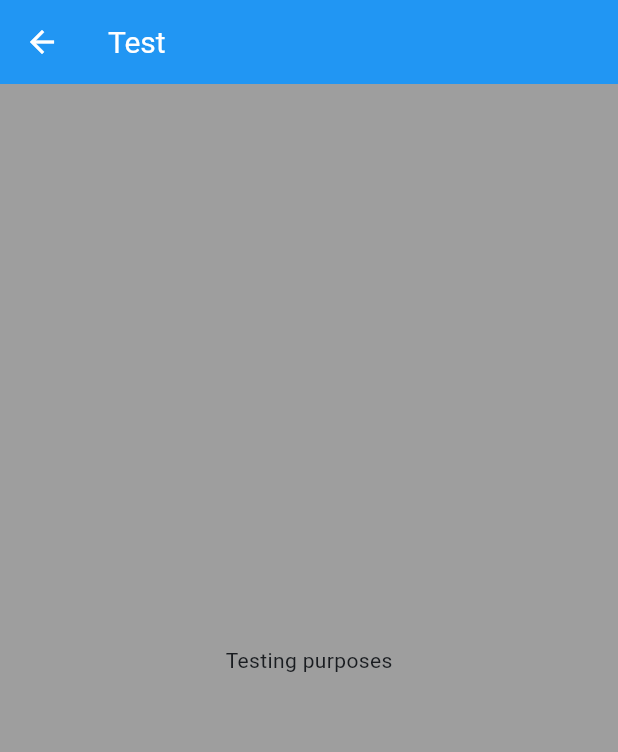
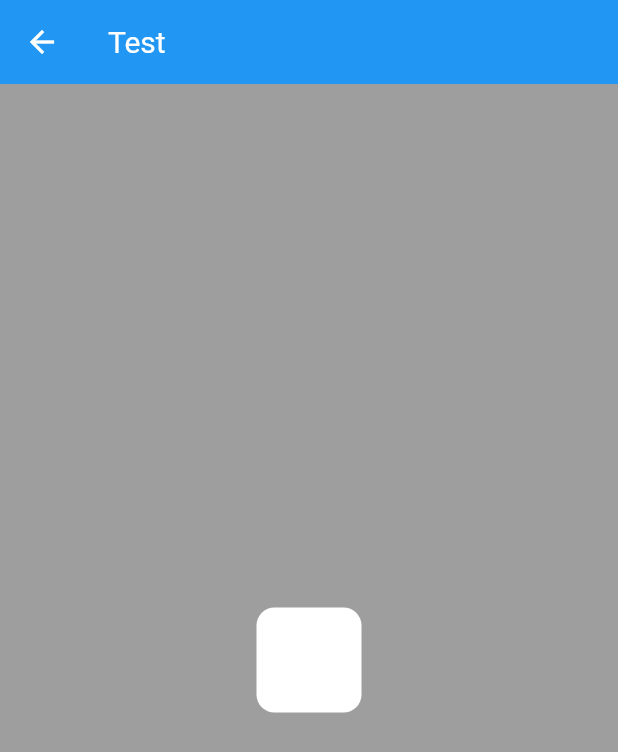
Before and after one commit to davidjeffrey058/flutter-todo, a Flutter app: the TestPage screen opened directly, on a phone screen of 412 x 824 dp. Shown: the top 752 px of the screen. Run offline on Flutter 3.47's test engine with Material 3 defaults, Android fonts, the phone set to English and light mode, and no system bars; our stand-ins replace flutter_bloc, hive, hive_flutter; accounts and stored records are empty.

```diff
--- a/lib/components/methods.dart
+++ b/lib/components/methods.dart
@@ -79,7 +79,7 @@ List<Map> categoryList(DrawerOptions options, Box taskBox){
   switch (options){
     case DrawerOptions.myDay:
       items = [];
-      for(int i = 0; i < taskBox.length; i++){
+      for(int i = taskBox.length - 1; i >= 0; i--){
         TaskModel value = taskBox.getAt(i);
         if(value.category == 'My day'){
           items.add({
@@ -95,7 +95,7 @@ List<Map> categoryList(DrawerOptions options, Box taskBox){
 
     case DrawerOptions.tasks:
       items = [];
-      for(int i = 0; i < taskBox.length; i++){
+      for(int i = taskBox.length - 1; i >= 0; i--){
         TaskModel value = taskBox.getAt(i);
         if(value.category == 'Tasks'){
           items.add({
@@ -111,7 +111,7 @@ List<Map> categoryList(DrawerOptions options, Box taskBox){
 
     case DrawerOptions.important:
       items = [];
-      for(int i = 0; i < taskBox.length; i++){
+      for(int i = taskBox.length - 1; i >= 0; i--){
         TaskModel value = taskBox.getAt(i);
         if(value.isImportant){
           items.add({
--- a/lib/components/task_container.dart
+++ b/lib/components/task_container.dart
@@ -70,9 +70,7 @@ class TaskContainer extends StatelessWidget {
                     : TextDecoration.none),
           ),
           leading: IconButton(
-            icon: item['isChecked']
-                ? const Icon(Icons.check_circle)
-                : const Icon(Icons.circle_outlined),
+            icon: item['isChecked'] ? const Icon(Icons.check_circle) : const Icon(Icons.circle_outlined),
             onPressed: checkedOnPressed,
           ),
           trailing: IconButton(
--- a/lib/screens/home.dart
+++ b/lib/screens/home.dart
@@ -26,6 +26,7 @@ late int importantListLength;
 late TextEditingController _controller;
 late FocusNode _focusNode;
 late TextEditingController _editingController;
+late ScrollController _scrollController;
 // late List<Map> taskList;
 // late List<Map> myDayList;
 // late List<Map> importantList;
@@ -45,6 +46,7 @@ class _HomeState extends State<Home> {
     _controller.addListener(() => setState(() {}));
     _focusNode = FocusNode();
     _editingController = TextEditingController();
+    _scrollController = ScrollController();
   }
 
   @override
@@ -53,6 +55,7 @@ class _HomeState extends State<Home> {
     _controller.dispose();
     _focusNode.dispose();
     _editingController.dispose();
+    _scrollController.dispose();
   }
 
   @override
@@ -117,6 +120,7 @@ class _HomeState extends State<Home> {
                           child: Padding(
                             padding: const EdgeInsets.symmetric(horizontal: 10.0),
                             child: ListView.builder(
+                              controller: _scrollController,
                               shrinkWrap: true,
                               itemCount: categoryList(value, state).length,
                               itemBuilder: (context, index) {
@@ -224,6 +228,7 @@ class _HomeState extends State<Home> {
 
                   //Add task section
                   AddTaskLayout(
+                    scrollController: _scrollController,
                     iconColor: getOptionProperties(value)['iconColor'],
                     category: getOptionProperties(value)['title'],
                     focusNode: _focusNode,
--- a/lib/screens/test_page.dart
+++ b/lib/screens/test_page.dart
@@ -6,18 +6,61 @@ class TestPage extends StatefulWidget {
   @override
   State<TestPage> createState() => _TestPageState();
 }
+late AnimationController controller;
+late Animation animation;
+late Animation colorAnimation;
 
-class _TestPageState extends State<TestPage> {
+class _TestPageState extends State<TestPage> with SingleTickerProviderStateMixin{
+
+  @override
+  void initState() {
+    super.initState();
+    controller = AnimationController(vsync: this, duration: const Duration(milliseconds: 500));
+    colorAnimation = ColorTween(begin: Colors.white, end: Colors.red).animate(controller);
+    animation = Tween<double>(begin: 70, end: 140).animate(CurvedAnimation(parent: controller, curve: Curves.easeIn));
+
+    print(animation.value);
+
+    controller.addStatusListener((status) {
+      if(status == AnimationStatus.forward){
+        setState(() => isExpanded = true);
+      }
+      if(status == AnimationStatus.reverse){
+        setState(() => isExpanded = false);
+      }
+    });
+  }
+
+  bool isExpanded = false;
+
   @override
   Widget build(BuildContext context) {
+
     return Scaffold(
       backgroundColor: Colors.grey,
       appBar: AppBar(
         backgroundColor: Colors.blue,
         title: const Text('Test'),
       ),
-      body: const Center(
-          child: Text('Testing purposes'),
+      body: Center(
+          child: AnimatedBuilder(
+            animation: animation,
+            builder: (context, widget){
+              return InkWell(
+                onTap: (){
+                  isExpanded ? controller.reverse() : controller.forward();
+                },
+                child: Container(
+                  width: animation.value,
+                  height: animation.value,
+                  decoration: BoxDecoration(
+                      borderRadius: BorderRadius.circular(12),
+                      color: colorAnimation.value
+                  ),
+                ),
+              );
+            },
+          ),
       ),
     );
   }
```
Also changed, not shown: lib/components/addTaskLayout.dart (+9 -1 lines).
